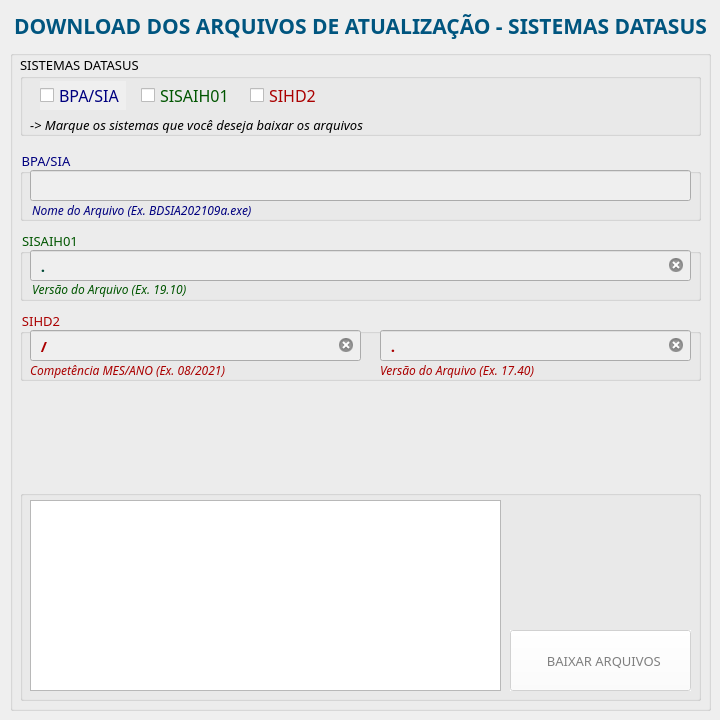
This is ui/interface.ui in willamylp/files-ftp-datasus as Qt 5 draws it before an edit. The edited form follows.
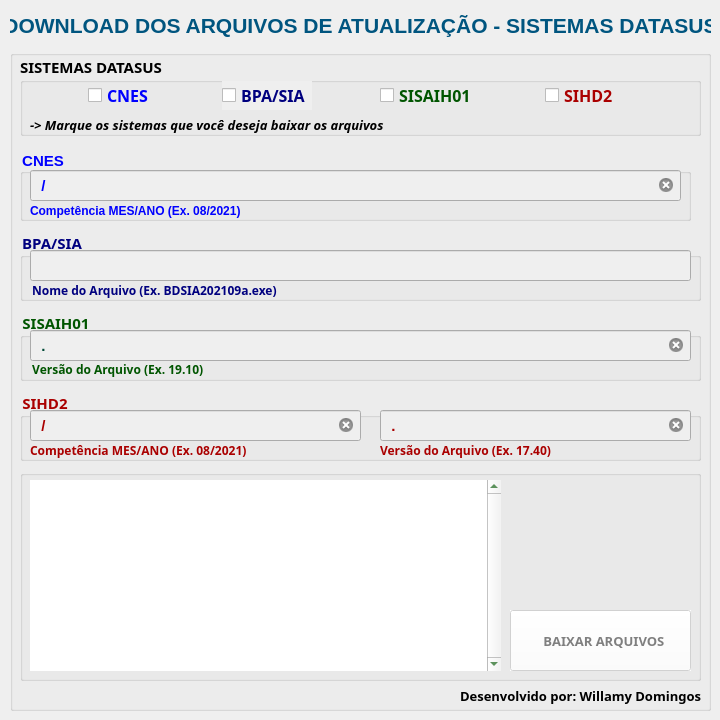
This is the edited form. Icons and pictures are not drawn.

The edit to the form file:
```diff
--- a/ui/interface.ui
+++ b/ui/interface.ui
@@ -37,8 +37,9 @@
     </property>
     <property name="font">
      <font>
-      <family>Arial Rounded MT Bold</family>
-      <pointsize>10</pointsize>
+      <family>Trebuchet MS</family>
+      <pointsize>11</pointsize>
+      <bold>true</bold>
      </font>
     </property>
     <property name="title">
@@ -55,10 +56,13 @@
      </property>
      <layout class="QHBoxLayout" name="horizontalLayout">
       <property name="spacing">
-       <number>15</number>
+       <number>10</number>
+      </property>
+      <property name="sizeConstraint">
+       <enum>QLayout::SetDefaultConstraint</enum>
       </property>
       <property name="leftMargin">
-       <number>10</number>
+       <number>0</number>
       </property>
       <property name="topMargin">
        <number>0</number>
@@ -66,6 +70,44 @@
       <property name="rightMargin">
        <number>10</number>
       </property>
+      <property name="bottomMargin">
+       <number>0</number>
+      </property>
+      <item>
+       <widget class="QCheckBox" name="checkCNES">
+        <property name="sizePolicy">
+         <sizepolicy hsizetype="Fixed" vsizetype="Fixed">
+          <horstretch>0</horstretch>
+          <verstretch>0</verstretch>
+         </sizepolicy>
+        </property>
+        <property name="minimumSize">
+         <size>
+          <width>0</width>
+          <height>0</height>
+         </size>
+        </property>
+        <property name="font">
+         <font>
+          <family>Trebuchet MS</family>
+          <pointsize>12</pointsize>
+          <bold>true</bold>
+         </font>
+        </property>
+        <property name="focusPolicy">
+         <enum>Qt::StrongFocus</enum>
+        </property>
+        <property name="layoutDirection">
+         <enum>Qt::LeftToRight</enum>
+        </property>
+        <property name="styleSheet">
+         <string notr="true">color: rgb(0, 0, 255);</string>
+        </property>
+        <property name="text">
+         <string>CNES</string>
+        </property>
+       </widget>
+      </item>
       <item>
        <widget class="QCheckBox" name="checkBPA">
         <property name="enabled">
@@ -91,8 +133,9 @@
         </property>
         <property name="font">
          <font>
-          <family>Impact</family>
+          <family>Trebuchet MS</family>
           <pointsize>12</pointsize>
+          <bold>true</bold>
          </font>
         </property>
         <property name="autoFillBackground">
@@ -137,8 +180,9 @@
         </property>
         <property name="font">
          <font>
-          <family>Impact</family>
+          <family>Trebuchet MS</family>
           <pointsize>12</pointsize>
+          <bold>true</bold>
          </font>
         </property>
         <property name="styleSheet">
@@ -158,7 +202,7 @@
         </property>
        </widget>
       </item>
-      <item alignment="Qt::AlignLeft">
+      <item>
        <widget class="QCheckBox" name="checkSIHD2">
         <property name="sizePolicy">
          <sizepolicy hsizetype="Fixed" vsizetype="Fixed">
@@ -180,8 +224,9 @@
         </property>
         <property name="font">
          <font>
-          <family>Impact</family>
+          <family>Trebuchet MS</family>
           <pointsize>12</pointsize>
+          <bold>true</bold>
          </font>
         </property>
         <property name="styleSheet">
@@ -212,6 +257,13 @@
        <height>21</height>
       </rect>
      </property>
+     <property name="font">
+      <font>
+       <family>Trebuchet MS</family>
+       <pointsize>10</pointsize>
+       <italic>true</italic>
+      </font>
+     </property>
      <property name="styleSheet">
       <string notr="true">font-style: italic;</string>
      </property>
@@ -224,15 +276,16 @@
     <property name="geometry">
      <rect>
       <x>10</x>
-      <y>260</y>
+      <y>340</y>
       <width>681</width>
       <height>71</height>
      </rect>
     </property>
     <property name="font">
      <font>
-      <family>Arial Rounded MT Bold</family>
-      <pointsize>10</pointsize>
+      <family>Trebuchet MS</family>
+      <pointsize>11</pointsize>
+      <bold>true</bold>
      </font>
     </property>
     <property name="styleSheet">
@@ -255,9 +308,7 @@
      </property>
      <property name="font">
       <font>
-       <family>Trebuchet MS</family>
        <pointsize>11</pointsize>
-       <weight>75</weight>
        <bold>true</bold>
       </font>
      </property>
@@ -294,9 +345,10 @@
      </property>
      <property name="font">
       <font>
-       <family>Arial Rounded MT Bold</family>
+       <family>Trebuchet MS</family>
        <pointsize>9</pointsize>
-       <italic>true</italic>
+       <italic>false</italic>
+       <bold>true</bold>
       </font>
      </property>
      <property name="styleSheet">
@@ -320,9 +372,7 @@
      </property>
      <property name="font">
       <font>
-       <family>Trebuchet MS</family>
        <pointsize>11</pointsize>
-       <weight>75</weight>
        <bold>true</bold>
       </font>
      </property>
@@ -359,9 +409,10 @@
      </property>
      <property name="font">
       <font>
-       <family>Arial Rounded MT Bold</family>
+       <family>Trebuchet MS</family>
        <pointsize>9</pointsize>
-       <italic>true</italic>
+       <italic>false</italic>
+       <bold>true</bold>
       </font>
      </property>
      <property name="styleSheet">
@@ -376,15 +427,16 @@
     <property name="geometry">
      <rect>
       <x>10</x>
-      <y>180</y>
+      <y>260</y>
       <width>681</width>
       <height>71</height>
      </rect>
     </property>
     <property name="font">
      <font>
-      <family>Arial Rounded MT Bold</family>
-      <pointsize>10</pointsize>
+      <family>Trebuchet MS</family>
+      <pointsize>11</pointsize>
+      <bold>true</bold>
      </font>
     </property>
     <property name="styleSheet">
@@ -407,9 +459,7 @@
      </property>
      <property name="font">
       <font>
-       <family>Trebuchet MS</family>
        <pointsize>11</pointsize>
-       <weight>75</weight>
        <bold>true</bold>
       </font>
      </property>
@@ -443,9 +493,10 @@
      </property>
      <property name="font">
       <font>
-       <family>Arial Rounded MT Bold</family>
+       <family>Trebuchet MS</family>
        <pointsize>9</pointsize>
-       <italic>true</italic>
+       <italic>false</italic>
+       <bold>true</bold>
       </font>
      </property>
      <property name="styleSheet">
@@ -460,15 +511,16 @@
     <property name="geometry">
      <rect>
       <x>10</x>
-      <y>100</y>
+      <y>180</y>
       <width>681</width>
       <height>71</height>
      </rect>
     </property>
     <property name="font">
      <font>
-      <family>Arial Rounded MT Bold</family>
-      <pointsize>10</pointsize>
+      <family>Trebuchet MS</family>
+      <pointsize>11</pointsize>
+      <bold>true</bold>
      </font>
     </property>
     <property name="layoutDirection">
@@ -494,9 +546,7 @@
      </property>
      <property name="font">
       <font>
-       <family>Trebuchet MS</family>
        <pointsize>11</pointsize>
-       <weight>75</weight>
        <bold>true</bold>
       </font>
      </property>
@@ -530,11 +580,10 @@
      </property>
      <property name="font">
       <font>
-       <family>Arial Rounded MT Bold</family>
+       <family>Trebuchet MS</family>
        <pointsize>9</pointsize>
-       <weight>50</weight>
-       <italic>true</italic>
-       <bold>false</bold>
+       <italic>false</italic>
+       <bold>true</bold>
       </font>
      </property>
      <property name="styleSheet">
@@ -549,7 +598,7 @@
     <property name="geometry">
      <rect>
       <x>10</x>
-      <y>440</y>
+      <y>420</y>
       <width>681</width>
       <height>211</height>
      </rect>
@@ -986,11 +1035,10 @@
      </property>
      <property name="font">
       <font>
-       <family>Arial Rounded MT Bold</family>
+       <family>Trebuchet MS</family>
        <pointsize>10</pointsize>
-       <weight>50</weight>
        <italic>false</italic>
-       <bold>false</bold>
+       <bold>true</bold>
        <strikeout>false</strikeout>
        <kerning>true</kerning>
       </font>
@@ -1044,7 +1092,7 @@
     </widget>
     <widget class="QPlainTextEdit" name="text_STATUS">
      <property name="enabled">
-      <bool>false</bool>
+      <bool>true</bool>
      </property>
      <property name="geometry">
       <rect>
@@ -1093,6 +1141,15 @@
           </color>
          </brush>
         </colorrole>
+        <colorrole role="PlaceholderText">
+         <brush brushstyle="SolidPattern">
+          <color alpha="255">
+           <red>0</red>
+           <green>85</green>
+           <blue>0</blue>
+          </color>
+         </brush>
+        </colorrole>
        </active>
        <inactive>
         <colorrole role="WindowText">
@@ -1131,6 +1188,15 @@
           </color>
          </brush>
         </colorrole>
+        <colorrole role="PlaceholderText">
+         <brush brushstyle="SolidPattern">
+          <color alpha="255">
+           <red>0</red>
+           <green>85</green>
+           <blue>0</blue>
+          </color>
+         </brush>
+        </colorrole>
        </inactive>
        <disabled>
         <colorrole role="WindowText">
@@ -1169,14 +1235,21 @@
           </color>
          </brush>
         </colorrole>
+        <colorrole role="PlaceholderText">
+         <brush brushstyle="SolidPattern">
+          <color alpha="255">
+           <red>0</red>
+           <green>85</green>
+           <blue>0</blue>
+          </color>
+         </brush>
+        </colorrole>
        </disabled>
       </palette>
      </property>
      <property name="font">
       <font>
-       <family>Trebuchet MS</family>
        <pointsize>9</pointsize>
-       <weight>75</weight>
        <bold>true</bold>
       </font>
      </property>
@@ -1186,29 +1259,183 @@
      <property name="styleSheet">
       <string notr="true">color: rgb(0, 85, 0);</string>
      </property>
+     <property name="frameShape">
+      <enum>QFrame::NoFrame</enum>
+     </property>
      <property name="frameShadow">
       <enum>QFrame::Plain</enum>
      </property>
+     <property name="lineWidth">
+      <number>0</number>
+     </property>
+     <property name="verticalScrollBarPolicy">
+      <enum>Qt::ScrollBarAlwaysOn</enum>
+     </property>
+     <property name="tabChangesFocus">
+      <bool>false</bool>
+     </property>
+     <property name="documentTitle">
+      <string notr="true"/>
+     </property>
+     <property name="undoRedoEnabled">
+      <bool>false</bool>
+     </property>
+     <property name="lineWrapMode">
+      <enum>QPlainTextEdit::WidgetWidth</enum>
+     </property>
+     <property name="readOnly">
+      <bool>true</bool>
+     </property>
      <property name="plainText">
       <string/>
      </property>
+     <property name="overwriteMode">
+      <bool>true</bool>
+     </property>
+     <property name="textInteractionFlags">
+      <set>Qt::TextSelectableByMouse</set>
+     </property>
+     <property name="maximumBlockCount">
+      <number>0</number>
+     </property>
+     <property name="backgroundVisible">
+      <bool>false</bool>
+     </property>
+     <property name="centerOnScroll">
+      <bool>true</bool>
+     </property>
+     <property name="placeholderText">
+      <string notr="true"/>
+     </property>
     </widget>
    </widget>
+   <widget class="QGroupBox" name="groupBox_CNES">
+    <property name="geometry">
+     <rect>
+      <x>10</x>
+      <y>100</y>
+      <width>671</width>
+      <height>71</height>
+     </rect>
+    </property>
+    <property name="font">
+     <font>
+      <pointsize>11</pointsize>
+      <bold>true</bold>
+     </font>
+    </property>
+    <property name="styleSheet">
+     <string notr="true">color: rgb(0, 0, 255);</string>
+    </property>
+    <property name="title">
+     <string>CNES</string>
+    </property>
+    <widget class="QLineEdit" name="input_CMPT_CNES">
+     <property name="enabled">
+      <bool>false</bool>
+     </property>
+     <property name="geometry">
+      <rect>
+       <x>10</x>
+       <y>20</y>
+       <width>651</width>
+       <height>31</height>
+      </rect>
+     </property>
+     <property name="font">
+      <font>
+       <pointsize>11</pointsize>
+       <bold>true</bold>
+      </font>
+     </property>
+     <property name="toolTip">
+      <string/>
+     </property>
+     <property name="layoutDirection">
+      <enum>Qt::LeftToRight</enum>
+     </property>
+     <property name="styleSheet">
+      <string notr="true">color: rgb(0, 0, 255);</string>
+     </property>
+     <property name="inputMask">
+      <string>00/0000</string>
+     </property>
+     <property name="text">
+      <string>/</string>
+     </property>
+     <property name="cursorMoveStyle">
+      <enum>Qt::LogicalMoveStyle</enum>
+     </property>
+     <property name="clearButtonEnabled">
+      <bool>true</bool>
+     </property>
+    </widget>
+    <widget class="QLabel" name="label_CMPT_CNES">
+     <property name="geometry">
+      <rect>
+       <x>10</x>
+       <y>50</y>
+       <width>651</width>
+       <height>21</height>
+      </rect>
+     </property>
+     <property name="font">
+      <font>
+       <pointsize>9</pointsize>
+       <italic>false</italic>
+       <bold>true</bold>
+      </font>
+     </property>
+     <property name="styleSheet">
+      <string notr="true"/>
+     </property>
+     <property name="text">
+      <string>Competência MES/ANO (Ex. 08/2021)</string>
+     </property>
+    </widget>
+   </widget>
+   <widget class="QLabel" name="label_DEV">
+    <property name="geometry">
+     <rect>
+      <x>10</x>
+      <y>635</y>
+      <width>681</width>
+      <height>21</height>
+     </rect>
+    </property>
+    <property name="font">
+     <font>
+      <family>Trebuchet MS</family>
+      <pointsize>10</pointsize>
+      <bold>true</bold>
+     </font>
+    </property>
+    <property name="layoutDirection">
+     <enum>Qt::LeftToRight</enum>
+    </property>
+    <property name="locale">
+     <locale language="Portuguese" country="Brazil"/>
+    </property>
+    <property name="text">
+     <string>Desenvolvido por: Willamy Domingos</string>
+    </property>
+    <property name="alignment">
+     <set>Qt::AlignRight|Qt::AlignTrailing|Qt::AlignVCenter</set>
+    </property>
+   </widget>
   </widget>
   <widget class="QLabel" name="label_TITULO">
    <property name="geometry">
     <rect>
      <x>10</x>
-     <y>-5</y>
+     <y>0</y>
      <width>701</width>
-     <height>61</height>
+     <height>51</height>
     </rect>
    </property>
    <property name="font">
     <font>
-     <family>Trebuchet MS</family>
      <pointsize>16</pointsize>
-     <weight>75</weight>
      <bold>true</bold>
     </font>
    </property>
```
Left out of the diff: 23 changed lines with no effect on the pictures.
